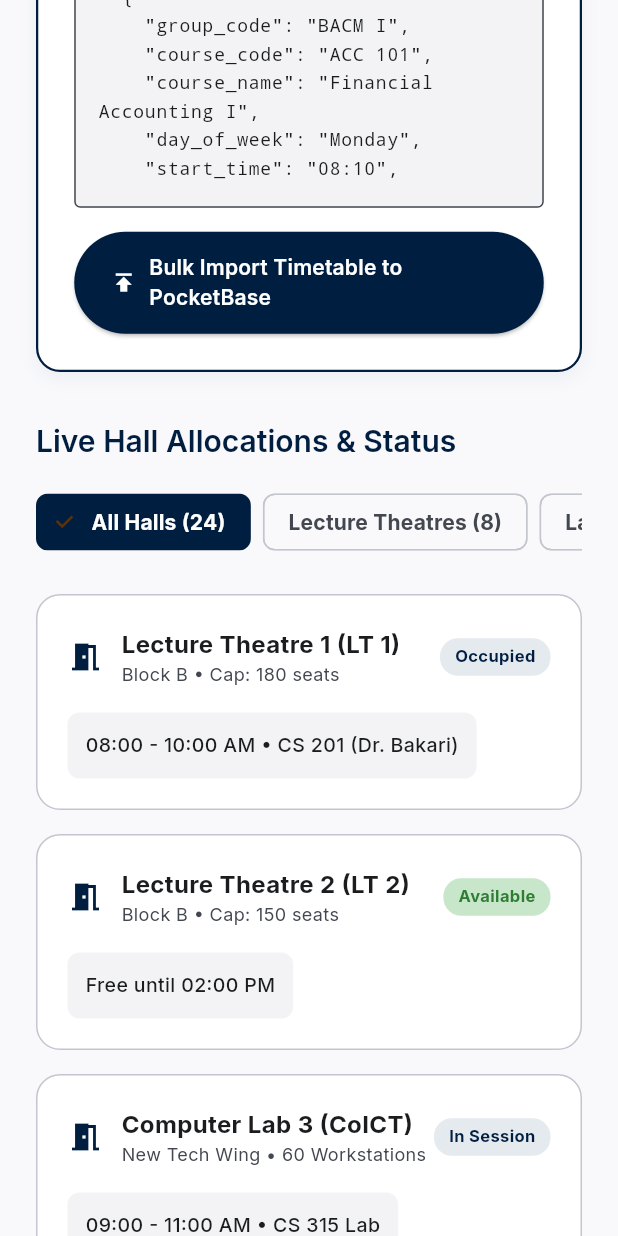
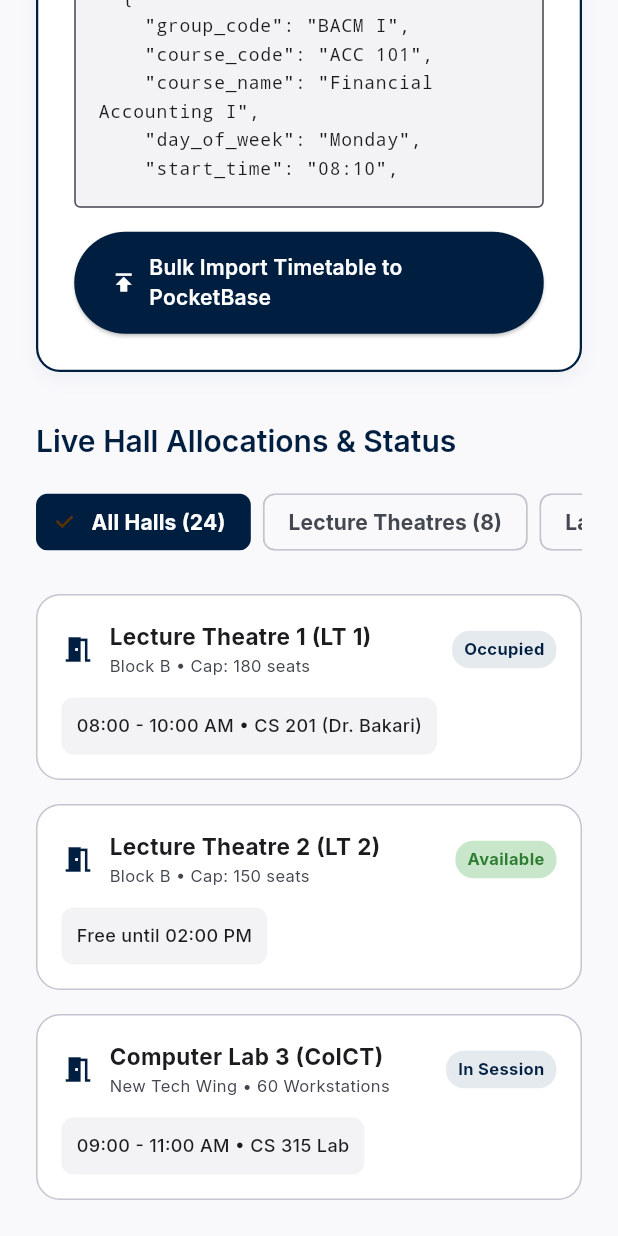
Before and after one commit to sosuisosimba123-beep/unilink, a Flutter app: the AdminScheduleScreen widget shown alone on an empty page, opened directly, scrolled down 315 dp, on a phone screen of 412 x 824 dp. Run offline on Flutter 3.47's test engine with Material 3 defaults, Android fonts, the phone set to English and light mode, and no system bars; our stand-ins replace flutter_map, google_fonts, latlong2, pdf, pocketbase, printing and 1 more; missing offline and left inert: barcode_scan2, dart_jsonwebtoken.

Commit message:
fix: wrap venue card header in Expanded with ellipsis truncation in AdminScheduleScreen to eliminate 79px to 244px RenderFlex overflows

```diff
--- a/lib/screens/admin/admin_schedule_screen.dart
+++ b/lib/screens/admin/admin_schedule_screen.dart
@@ -181,7 +181,7 @@ class _AdminScheduleScreenState extends State<AdminScheduleScreen> {
 
   Widget _buildVenueCard(String name, String sub, String status, String details, bool isOccupied) {
     return Container(
-      padding: const EdgeInsets.all(20),
+      padding: const EdgeInsets.all(16),
       decoration: BoxDecoration(
         color: AppColors.surfaceContainerLowest,
         borderRadius: BorderRadius.circular(16),
@@ -193,21 +193,26 @@ class _AdminScheduleScreenState extends State<AdminScheduleScreen> {
           Row(
             mainAxisAlignment: MainAxisAlignment.spaceBetween,
             children: [
-              Row(
+              Expanded(
+                child: Row(
                   children: [
-                  const Icon(Icons.meeting_room, color: AppColors.primary),
-                  const SizedBox(width: 12),
-                  Column(
+                    const Icon(Icons.meeting_room, color: AppColors.primary, size: 22),
+                    const SizedBox(width: 10),
+                    Expanded(
+                      child: Column(
                         crossAxisAlignment: CrossAxisAlignment.start,
                         children: [
-                      Text(name, style: const TextStyle(fontWeight: FontWeight.bold, fontSize: 16)),
-                      Text(sub, style: const TextStyle(color: AppColors.onSurfaceVariant, fontSize: 12)),
+                          Text(name, style: const TextStyle(fontWeight: FontWeight.bold, fontSize: 15), maxLines: 1, overflow: TextOverflow.ellipsis),
+                          Text(sub, style: const TextStyle(color: AppColors.onSurfaceVariant, fontSize: 11), maxLines: 1, overflow: TextOverflow.ellipsis),
                         ],
+                      ),
                     ),
                   ],
                 ),
+              ),
+              const SizedBox(width: 8),
               Container(
-                padding: const EdgeInsets.symmetric(horizontal: 10, vertical: 4),
+                padding: const EdgeInsets.symmetric(horizontal: 8, vertical: 4),
                 decoration: BoxDecoration(
                   color: isOccupied ? AppColors.primaryContainer.withOpacity(0.1) : Colors.green.shade100,
                   borderRadius: BorderRadius.circular(12),
@@ -223,14 +228,14 @@ class _AdminScheduleScreenState extends State<AdminScheduleScreen> {
               ),
             ],
           ),
-          const SizedBox(height: 16),
+          const SizedBox(height: 12),
           Container(
-            padding: const EdgeInsets.all(12),
+            padding: const EdgeInsets.all(10),
             decoration: BoxDecoration(
               color: AppColors.surfaceContainerLow,
               borderRadius: BorderRadius.circular(8),
             ),
-            child: Text(details, style: const TextStyle(fontWeight: FontWeight.w500, fontSize: 13)),
+            child: Text(details, style: const TextStyle(fontWeight: FontWeight.w500, fontSize: 12), maxLines: 2, overflow: TextOverflow.ellipsis),
           ),
         ],
       ),
```
Lines whose indentation alone changed are shown as unchanged.
